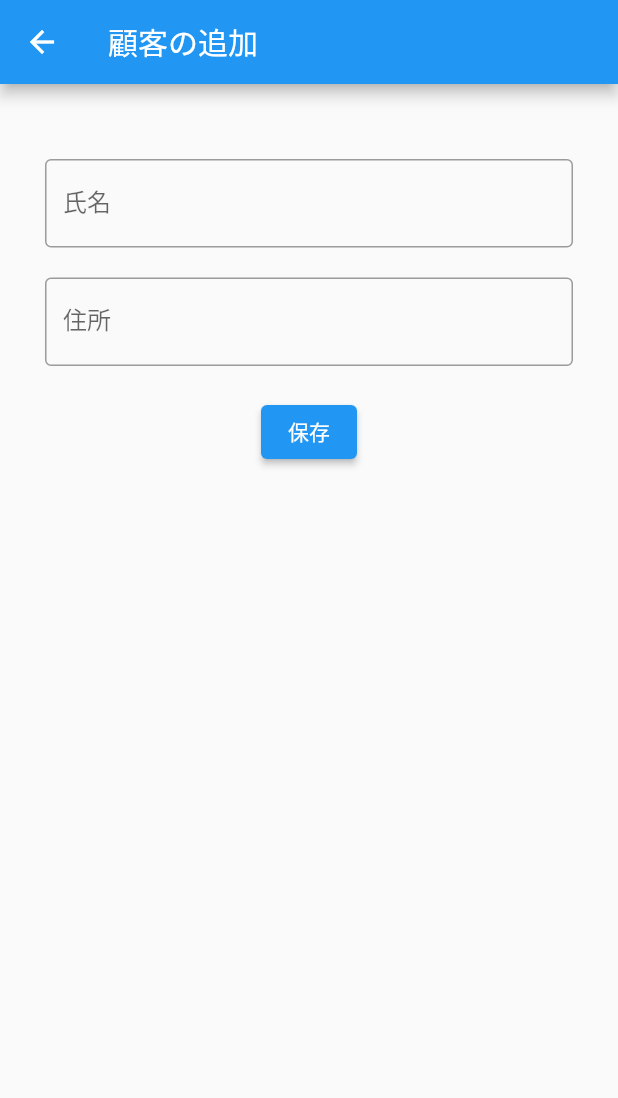
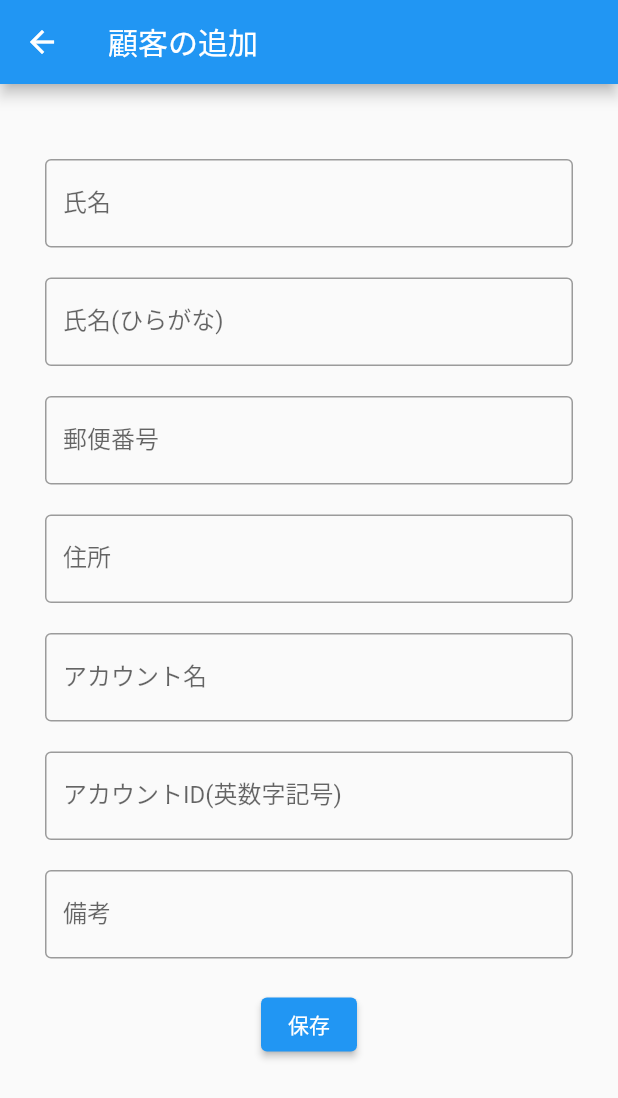
Before and after one commit to marokoro7636/CustomerManagement, a Flutter app: the screen it shows after launch, after a tap on the "add" icon, on a phone screen of 412 x 824 dp. Shown: the top 1098 px of the screen. Run offline on Flutter 3.47's test engine with Material 2 defaults, Android fonts, the phone set to English and light mode, and no system bars; our stand-ins replace freezed_annotation, hooks_riverpod, sqflite; accounts and stored records are empty.

Commit message:
Add customer info and search type

```diff
--- a/lib/model/db/app_database.dart
+++ b/lib/model/db/app_database.dart
@@ -9,6 +9,11 @@ class AppDatabase {
   final String _columnId = 'id';
   final String _columnName = 'name';
   final String _columnAddress = 'address';
+  final String _columnPostCode =  'postCode';
+  final String _columnNameKana =  'nameKana';
+  final String _columnAccountName =  'accountName';
+  final String _columnAccountId =  'accountId';
+  final String _columnNotes =  'notes';
 
   // 注文テーブル
   final String _orderTableName = 'ordering';
@@ -41,7 +46,12 @@ class AppDatabase {
       CREATE TABLE $_customerTableName(
         $_columnId INTEGER PRIMARY KEY,
         $_columnName TEXT,
-        $_columnAddress TEXT
+        $_columnAddress TEXT,
+        $_columnPostCode TEXT,
+        $_columnNameKana TEXT,
+        $_columnAccountName TEXT,
+        $_columnAccountId TEXT,
+        $_columnNotes TEXT
       )
     ''';
     final String sqlOrder = '''
@@ -61,7 +71,7 @@ class AppDatabase {
     final db = await database;
     var maps = await db.query(
       _customerTableName,
-      orderBy: '$_columnName ASC',
+      orderBy: '$_columnNameKana ASC',
     );
 
     if (maps.isEmpty) return [];
@@ -73,7 +83,7 @@ class AppDatabase {
     final db = await database;
     var maps = await db.query(
       _customerTableName,
-      orderBy: '$_columnName ASC',
+      orderBy: '$_columnNameKana ASC',
       where: '$_columnId = ?',
       whereArgs: [customerId]
     );
--- a/lib/model/entity/customer.dart
+++ b/lib/model/entity/customer.dart
@@ -8,7 +8,12 @@ class Customer with _$Customer{
   const factory Customer({
     @Default(0) int id,
     @Default('') String name,
+    @Default('') String nameKana,
+    @Default('') String postCode,
     @Default('') String address,
+    @Default('') String accountName,
+    @Default('') String accountId,
+    @Default('') String notes,
   }) = _Customer;
 
   factory Customer.fromJson(Map<String, dynamic> json)
--- a/lib/ui/customer_edit/customer_edit_screen.dart
+++ b/lib/ui/customer_edit/customer_edit_screen.dart
@@ -17,7 +17,7 @@ class CustomerEditScreen extends HookConsumerWidget {
       appBar: AppBar(
         title: Text(state.addMode ? '顧客の追加' : '顧客の編集'),
       ),
-      body: Center(
+      body: SingleChildScrollView(
         child: Container(
           padding: const EdgeInsets.all(30),
           child: Form(
@@ -41,6 +41,35 @@ class CustomerEditScreen extends HookConsumerWidget {
                   ),
                   const SizedBox(height: 20),
                   TextFormField(
+                    initialValue: state.customer.nameKana,
+                    decoration: const InputDecoration(
+                      border: OutlineInputBorder(),
+                      labelText: '氏名(ひらがな)',
+                    ),
+                    validator: (value) {
+                      if (value == null || value.isEmpty) {
+                        return '氏名(ひらがな)を入力してください';
+                      }
+                      return null;
+                    },
+                    onChanged: (value) => viewModel.setNameKana(value),
+                  ),const SizedBox(height: 20),
+                  TextFormField(
+                    initialValue: state.customer.postCode,
+                    decoration: const InputDecoration(
+                      border: OutlineInputBorder(),
+                      labelText: '郵便番号',
+                    ),
+                    validator: (value) {
+                      if (value == null || value.isEmpty) {
+                        // TODO 郵便番号用のバリデーション
+                        return '郵便番号を入力してください';
+                      }
+                      return null;
+                    },
+                    onChanged: (value) => viewModel.setPostCode(value),
+                  ),const SizedBox(height: 20),
+                  TextFormField(
                     initialValue: state.customer.address,
                     decoration: const InputDecoration(
                       border: OutlineInputBorder(),
@@ -53,6 +82,42 @@ class CustomerEditScreen extends HookConsumerWidget {
                       return null;
                     },
                     onChanged: (value) => viewModel.setAddress(value),
+                  ),const SizedBox(height: 20),
+                  TextFormField(
+                    initialValue: state.customer.accountName,
+                    decoration: const InputDecoration(
+                      border: OutlineInputBorder(),
+                      labelText: 'アカウント名',
+                    ),
+                    validator: (value) {
+                      if (value == null || value.isEmpty) {
+                        return 'アカウント名を入力してください';
+                      }
+                      return null;
+                    },
+                    onChanged: (value) => viewModel.setAccountName(value),
+                  ),const SizedBox(height: 20),
+                  TextFormField(
+                    initialValue: state.customer.accountId,
+                    decoration: const InputDecoration(
+                      border: OutlineInputBorder(),
+                      labelText: 'アカウントID(英数字記号)',
+                    ),
+                    validator: (value) {
+                      if (value == null || value.isEmpty) {
+                        return 'アカウントIDを入力してください';
+                      }
+                      return null;
+                    },
+                    onChanged: (value) => viewModel.setAccountId(value),
+                  ),const SizedBox(height: 20),
+                  TextFormField(
+                    initialValue: state.customer.notes,
+                    decoration: const InputDecoration(
+                      border: OutlineInputBorder(),
+                      labelText: '備考',
+                    ),
+                    onChanged: (value) => viewModel.setNotes(value),
                   ),
                   const SizedBox(height: 20),
                   ElevatedButton(
--- a/lib/ui/customer_info/customer_info_screen.dart
+++ b/lib/ui/customer_info/customer_info_screen.dart
@@ -14,13 +14,24 @@ class CustomerInfoScreen extends HookConsumerWidget {
       appBar: AppBar(
         title: const Text('顧客の詳細'),
       ),
+      resizeToAvoidBottomInset: false,
       body: Center(
         child: Column(
           children: [
             const SizedBox(height: 20),
             Text('氏名 : ${state.name}'),
             const SizedBox(height: 20),
+            Text('氏名(ひらがな) : ${state.nameKana}'),
+            const SizedBox(height: 20),
+            Text('郵便番号 : ${state.postCode}'),
+            const SizedBox(height: 20),
             Text('住所 : ${state.address}'),
+            const SizedBox(height: 20),
+            Text('アカウント名 : ${state.accountName}'),
+            const SizedBox(height: 20),
+            Text('アカウントID : ${state.accountId}'),
+            const SizedBox(height: 20),
+            Text('備考 : ${state.notes}'),
             const SizedBox(height: 20),
             ElevatedButton(
               onPressed: () => viewModel.navigateOrderListUserScreen(context),
--- a/lib/ui/customer_list/customer_list_screen.dart
+++ b/lib/ui/customer_list/customer_list_screen.dart
@@ -23,6 +23,14 @@ class CustomerListScreen extends HookConsumerWidget {
               DropdownMenuItem(
                 value: SearchType.name,
                 child: Text('名前'),
+              ),
+              DropdownMenuItem(
+                value: SearchType.accountId,
+                child: Text('アカウントID'),
+              ),
+              DropdownMenuItem(
+                value: SearchType.accountName,
+                child: Text('アカウント名'),
               ),
               DropdownMenuItem(
                 value: SearchType.address,
--- a/lib/ui/customer_list/customer_list_state.dart
+++ b/lib/ui/customer_list/customer_list_state.dart
@@ -5,6 +5,8 @@ part 'customer_list_state.freezed.dart';
 
 enum SearchType {
   name,
+  accountId,
+  accountName,
   address,
 }
 
--- a/lib/ui/customer_list/customer_list_viewmodel.dart
+++ b/lib/ui/customer_list/customer_list_viewmodel.dart
@@ -52,6 +52,20 @@ class CustomerListViewModel extends StateNotifier<CustomerListState> {
                       (element) => element.name.contains(RegExp(state.keyword)))
                   .toList());
           break;
+        case SearchType.accountId:
+          state = state.copyWith(
+              customers: state.allCustomers
+                  .where((element) =>
+                      element.accountId.contains(RegExp(state.keyword)))
+                  .toList());
+          break;
+        case SearchType.accountName:
+          state = state.copyWith(
+              customers: state.allCustomers
+                  .where((element) =>
+                      element.accountName.contains(RegExp(state.keyword)))
+                  .toList());
+          break;
         case SearchType.address:
           state = state.copyWith(
               customers: state.allCustomers
```
Also changed, not shown: lib/ui/customer_edit/customer_edit_viewmodel.dart (+24 -4 lines), lib/model/entity/customer.freezed.dart, lib/model/entity/customer.g.dart.
